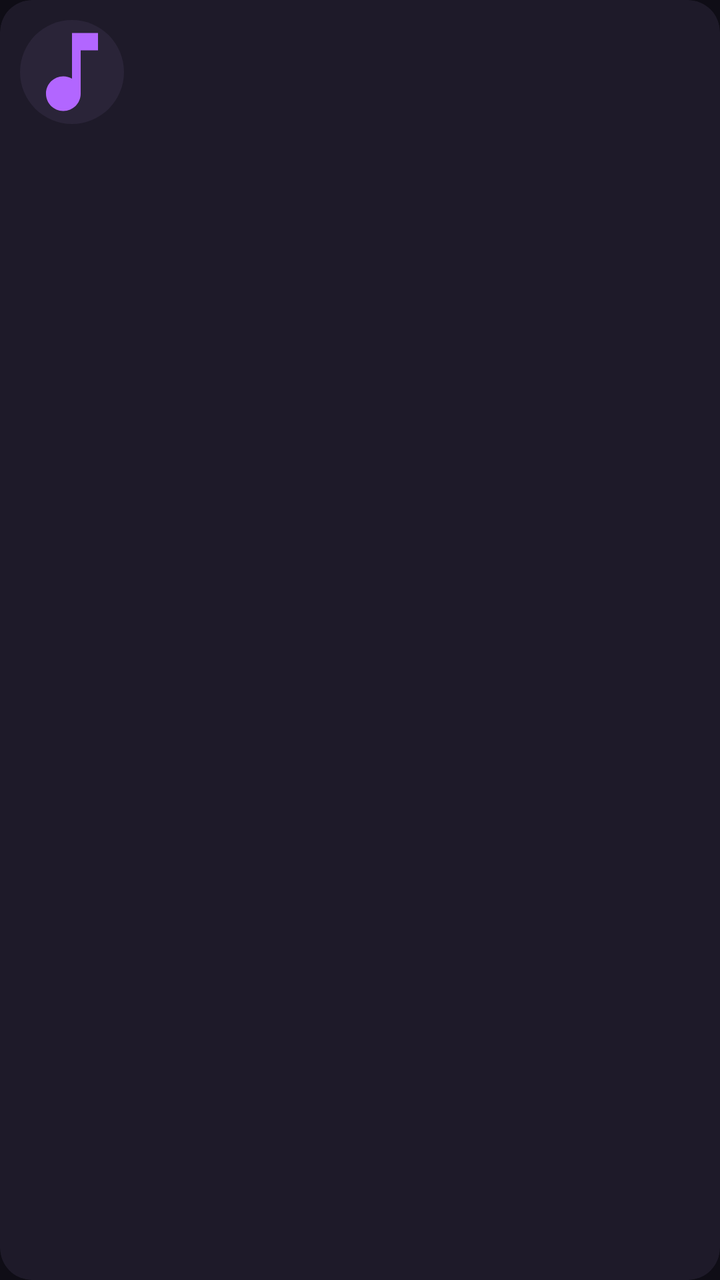
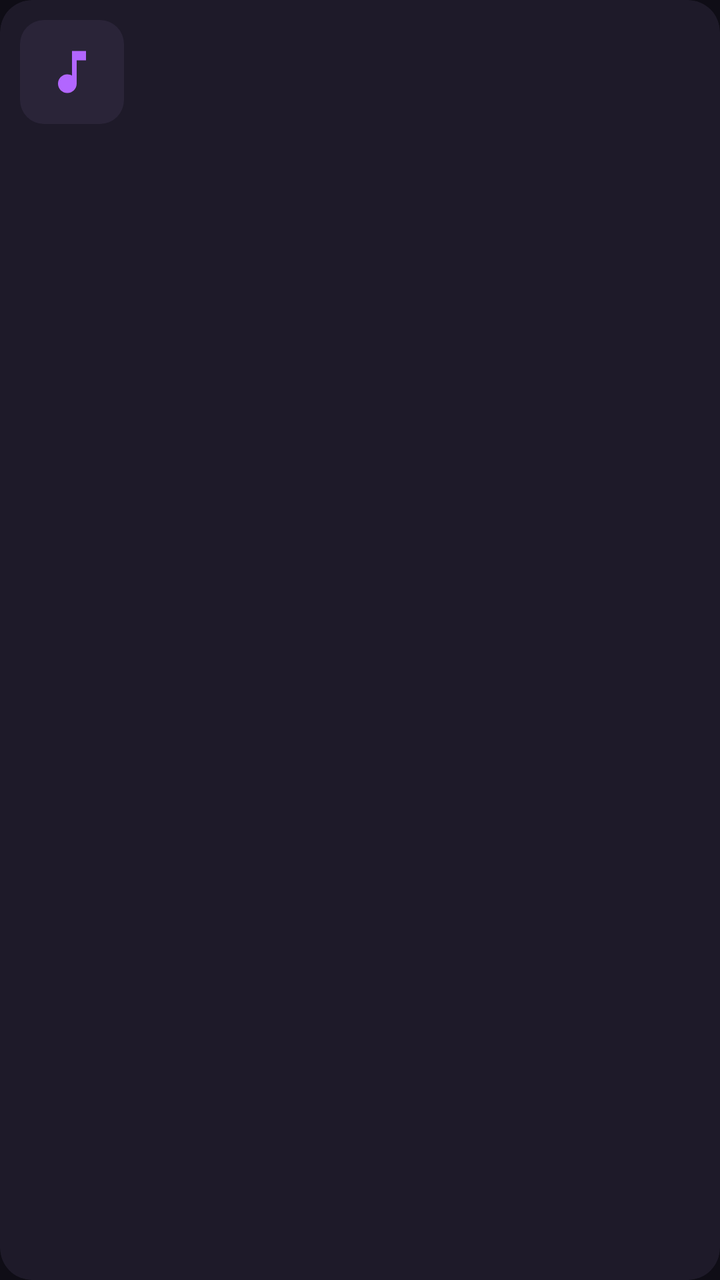

The first picture is an Android layout as it rendered before a commit; the second is the same layout after the commit. The layout source and the unified diff follow.
<!-- AndroidManifest.xml: application theme Theme.MusicPlayer -->
<!-- res/layout/item_song.xml -->
<?xml version="1.0" encoding="utf-8"?>
<com.google.android.material.card.MaterialCardView
    xmlns:android="http://schemas.android.com/apk/res/android"
    xmlns:app="http://schemas.android.com/apk/res-auto"
    android:layout_width="match_parent"
    android:layout_height="wrap_content"
    android:layout_marginHorizontal="12dp"
    android:layout_marginVertical="5dp"
    app:cardBackgroundColor="@color/surfaceDark"
    app:cardCornerRadius="16dp"
    app:cardElevation="0dp"
    app:rippleColor="@color/accent"
    app:strokeWidth="0dp">

    <LinearLayout
        android:layout_width="match_parent"
        android:layout_height="wrap_content"
        android:orientation="horizontal"
        android:gravity="center_vertical"
        android:padding="10dp">

        <com.google.android.material.card.MaterialCardView
            android:layout_width="52dp"
            android:layout_height="52dp"
            app:cardCornerRadius="26dp"
            app:cardElevation="0dp"
            app:strokeWidth="0dp">

            <ImageView
                android:id="@+id/songArt"
                android:layout_width="match_parent"
                android:layout_height="match_parent"
                android:background="@color/surfaceElevated"
                android:scaleType="centerCrop"
                android:src="@drawable/ic_music_note" />
        </com.google.android.material.card.MaterialCardView>

        <LinearLayout
            android:layout_width="0dp"
            android:layout_height="wrap_content"
            android:layout_weight="1"
            android:layout_marginStart="14dp"
            android:orientation="vertical">

            <TextView
                android:id="@+id/songTitle"
                android:layout_width="match_parent"
                android:layout_height="wrap_content"
                android:maxLines="1"
                android:ellipsize="end"
                android:textColor="@color/textPrimary"
                android:textSize="15sp"
                android:textStyle="bold" />

            <TextView
                android:id="@+id/songSubtitle"
                android:layout_width="match_parent"
                android:layout_height="wrap_content"
                android:layout_marginTop="2dp"
                android:maxLines="1"
                android:ellipsize="end"
                android:textColor="@color/textSecondary"
                android:textSize="13sp" />
        </LinearLayout>

        <TextView
            android:id="@+id/songDuration"
            android:layout_width="wrap_content"
            android:layout_height="wrap_content"
            android:layout_marginStart="8dp"
            android:textColor="@color/textSecondary"
            android:textSize="12sp" />

    </LinearLayout>
</com.google.android.material.card.MaterialCardView>
<!-- resources referenced by this layout -->
<resources>
  <color name="accent">#9B5CFF</color>
  <color name="surfaceDark">#1E1A29</color>
  <color name="surfaceElevated">#2A2438</color>
  <color name="textPrimary">#FFFFFF</color>
  <color name="textSecondary">#B0A8C0</color>
  <!-- drawable ic_music_note (drawable) -->
  <vector xmlns:android="http://schemas.android.com/apk/res/android"
      android:width="24dp"
      android:height="24dp"
      android:viewportWidth="24"
      android:viewportHeight="24"
      android:tint="#B266FF">
      <path
          android:fillColor="@android:color/white"
          android:pathData="M12,3v10.55c-0.59,-0.34 -1.27,-0.55 -2,-0.55c-2.21,0 -4,1.79 -4,4s1.79,4 4,4s4,-1.79 4,-4V7h4V3H12z" />
  </vector>
  <style name="Theme.MusicPlayer" parent="Theme.Material3.Dark.NoActionBar">
          <item name="colorPrimary">@color/accent</item>
          <item name="colorOnPrimary">@color/textPrimary</item>
          <item name="colorSecondary">@color/accentSecondary</item>
          <item name="colorSurface">@color/surfaceDark</item>
          <item name="colorOnSurface">@color/textPrimary</item>
          <item name="colorSurfaceVariant">@color/surfaceElevated</item>
          <item name="android:windowBackground">@color/backgroundDark</item>
          <item name="android:statusBarColor">@color/backgroundDark</item>
          <item name="android:navigationBarColor">@color/backgroundDark</item>
      </style>
  <color name="accentSecondary">#FF5CA8</color>
  <color name="backgroundDark">#0F0D16</color>
</resources>

<!-- the commit's change to res/layout/item_song.xml (unified diff, before → after) -->
@@ -19,10 +19,18 @@
         android:gravity="center_vertical"
         android:padding="10dp">
 
+        <CheckBox
+            android:id="@+id/songCheckbox"
+            android:layout_width="wrap_content"
+            android:layout_height="wrap_content"
+            android:layout_marginEnd="4dp"
+            android:visibility="gone"
+            app:buttonTint="@color/accent" />
+
         <com.google.android.material.card.MaterialCardView
             android:layout_width="52dp"
             android:layout_height="52dp"
-            app:cardCornerRadius="26dp"
+            app:cardCornerRadius="12dp"
             app:cardElevation="0dp"
             app:strokeWidth="0dp">
 
@@ -31,6 +39,7 @@
                 android:layout_width="match_parent"
                 android:layout_height="match_parent"
                 android:background="@color/surfaceElevated"
+                android:padding="12dp"
                 android:scaleType="centerCrop"
                 android:src="@drawable/ic_music_note" />
         </com.google.android.material.card.MaterialCardView>
@@ -71,5 +80,16 @@
             android:textColor="@color/textSecondary"
             android:textSize="12sp" />
 
+        <ImageButton
+            android:id="@+id/songMore"
+            android:layout_width="32dp"
+            android:layout_height="32dp"
+            android:layout_marginStart="4dp"
+            android:background="?android:attr/selectableItemBackgroundBorderless"
+            android:padding="4dp"
+            android:src="@drawable/ic_more_vert"
+            android:visibility="gone"
+            app:tint="@color/textSecondary" />
+
     </LinearLayout>
 </com.google.android.material.card.MaterialCardView>
<!-- resource entries referenced after the edit -->
@@ -5,6 +5,16 @@
   <color name="surfaceElevated">#2A2438</color>
   <color name="textPrimary">#FFFFFF</color>
   <color name="textSecondary">#B0A8C0</color>
+  <!-- drawable ic_more_vert (drawable) -->
+  <vector xmlns:android="http://schemas.android.com/apk/res/android"
+      android:width="24dp"
+      android:height="24dp"
+      android:viewportWidth="24"
+      android:viewportHeight="24">
+      <path
+          android:fillColor="#FFFFFF"
+          android:pathData="M12,8c1.1,0 2,-0.9 2,-2s-0.9,-2 -2,-2 -2,0.9 -2,2 0.9,2 2,2zM12,10c-1.1,0 -2,0.9 -2,2s0.9,2 2,2 2,-0.9 2,-2 -0.9,-2 -2,-2zM12,16c-1.1,0 -2,0.9 -2,2s0.9,2 2,2 2,-0.9 2,-2 -0.9,-2 -2,-2z" />
+  </vector>
   <!-- drawable ic_music_note (drawable) -->
   <vector xmlns:android="http://schemas.android.com/apk/res/android"
       android:width="24dp"
